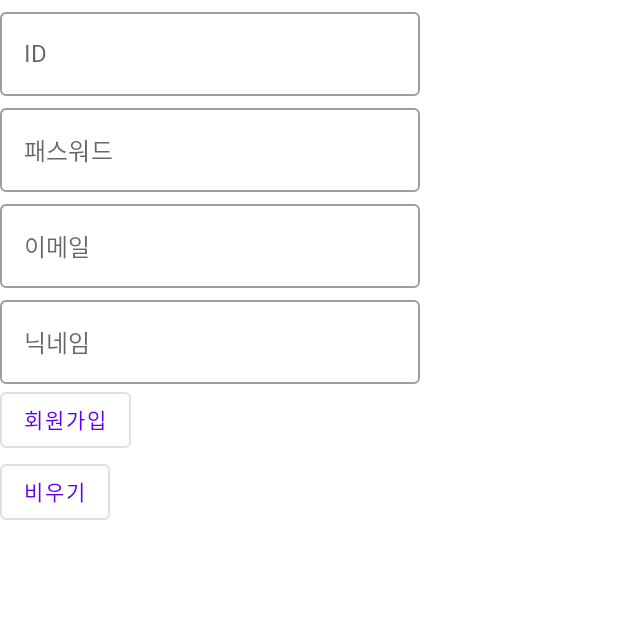
After one commit to kkaa90/NovelProject, an Android app built with Jetpack Compose: the RegisterActivity screen opened directly, with no data from a screen before it, on a phone screen of 412 x 824 dp, the top half of it. The commit adds this screen. Run offline under Robolectric (Android 15) with nearby library versions, the phone set to English and light mode, and no system bars.

Commit message:
레트로핏 기능 추가 로그인 및 회원가입 추가 자유 게시판 추가

```diff
--- a/app/build.gradle
+++ b/app/build.gradle
@@ -65,4 +65,7 @@ dependencies {
     debugImplementation "androidx.compose.ui:ui-tooling:$compose_version"
     implementation 'io.github.a914-gowtham:compose-ratingbar:1.1.1'
     implementation 'io.coil-kt:coil-compose:1.4.0'
+    implementation 'com.squareup.retrofit2:retrofit:2.6.0'
+    implementation 'com.squareup.retrofit2:converter-gson:2.6.0'
+
 }
--- /dev/null
+++ b/app/src/main/java/com/e/myapplication/retrofit/RetrofitClass.kt
@@ -0,0 +1,9 @@
+package com.e.myapplication.retrofit
+
+import retrofit2.Retrofit
+import retrofit2.converter.gson.GsonConverterFactory
+
+object RetrofitClass {
+    private val retrofit = Retrofit.Builder().baseUrl("http://13.125.113.173:8080").addConverterFactory(GsonConverterFactory.create()).build()
+    var api: UserApi = retrofit.create(UserApi::class.java)
+}
--- /dev/null
+++ b/app/src/main/java/com/e/myapplication/retrofit/UserApi.kt
@@ -0,0 +1,33 @@
+package com.e.myapplication.retrofit
+
+import com.e.myapplication.dataclass.*
+import retrofit2.Call
+import retrofit2.http.*
+
+interface UserApi {
+    @Headers("Content-Type: application/json")
+    @POST("/login")
+    fun getUser(
+        @Body body : GetBody
+    ): Call<User>
+
+
+    @Headers("Content-Type: application/json")
+    @POST("/join")
+    fun register(
+        @Body body : SendBody
+    ): Call<PostBody>
+
+    @Headers("Content-Type: application/json")
+    @POST("/boards")
+    fun writeBoard(
+        @Body body : Boards
+    ): Call<Int>
+
+    @GET("/boards")
+    fun getBoards(
+        @Query("page") page : Int
+    ): Call<List<Boards>>
+
+
+}
--- /dev/null
+++ b/app/src/main/java/com/e/myapplication/user/RegisterActivity.kt
@@ -0,0 +1,89 @@
+package com.e.myapplication.user
+
+import android.os.Bundle
+import androidx.activity.ComponentActivity
+import androidx.activity.compose.setContent
+import androidx.compose.foundation.layout.Column
+import androidx.compose.foundation.layout.fillMaxSize
+import androidx.compose.material.*
+import androidx.compose.runtime.*
+import androidx.compose.runtime.saveable.rememberSaveable
+import androidx.compose.ui.Modifier
+import androidx.compose.ui.platform.LocalContext
+import androidx.compose.ui.tooling.preview.Preview
+import com.e.myapplication.dataclass.PostBody
+import com.e.myapplication.dataclass.SendBody
+import com.e.myapplication.retrofit.RetrofitClass
+import com.e.myapplication.ui.theme.MyApplicationTheme
+import retrofit2.Call
+import retrofit2.Response
+
+class RegisterActivity : ComponentActivity() {
+    override fun onCreate(savedInstanceState: Bundle?) {
+        super.onCreate(savedInstanceState)
+        setContent {
+            MyApplicationTheme {
+                // A surface container using the 'background' color from the theme
+                Surface(
+                    color = MaterialTheme.colors.background,
+                    modifier = Modifier.fillMaxSize()
+                ) {
+                    Greeting5()
+                }
+            }
+        }
+    }
+}
+
+@Composable
+fun Greeting5() {
+    val login = RetrofitClass
+    val service = login.api
+    var id by remember { mutableStateOf("") }
+    var pwd by rememberSaveable { mutableStateOf("") }
+    var email by remember { mutableStateOf("") }
+    var nick by remember { mutableStateOf("") }
+    val context = LocalContext.current
+    Column() {
+        OutlinedTextField(value = id, onValueChange = { id = it }, label = { Text("ID") })
+        OutlinedTextField(value = pwd, onValueChange = { pwd = it }, label = { Text("패스워드") })
+        OutlinedTextField(value = email, onValueChange = { email = it }, label = { Text("이메일") })
+        OutlinedTextField(value = nick, onValueChange = { nick = it }, label = { Text("닉네임") })
+        OutlinedButton(onClick = {
+
+            val getResult = service.register(SendBody(id, pwd, email, nick, "1"))
+            println(getResult.request().url())
+            println(getResult.request().toString())
+            getResult.enqueue(object : retrofit2.Callback<PostBody> {
+                override fun onResponse(call: Call<PostBody>, response: Response<PostBody>) {
+                    val msg = response.body()?.msg
+                    println(msg)
+                    if (msg != "") {
+                        println(msg)
+                    } else {
+                        println("회원가입 실패")
+                    }
+                    getResult.cancel()
+                }
+
+                override fun onFailure(call: Call<PostBody>, t: Throwable) {
+                    t.printStackTrace()
+                }
+
+            })
+        }) {
+            Text("회원가입")
+        }
+        OutlinedButton(onClick = { id = ""; pwd = ""; email = ""; nick = "" }) {
+            Text("비우기")
+        }
+    }
+}
+
+@Preview(showBackground = true)
+@Composable
+fun DefaultPreview5() {
+    MyApplicationTheme {
+
+    }
+}
--- a/app/src/main/res/values/strings.xml
+++ b/app/src/main/res/values/strings.xml
@@ -2,4 +2,7 @@
     <string name="app_name">My Application</string>
     <string name="title_activity_board">BoardActivity</string>
     <string name="title_activity_main">MainActivity</string>
+    <string name="title_activity_login">LoginActivity</string>
+    <string name="title_activity_register">RegisterActivity</string>
+    <string name="title_activity_free_board">FreeBoardActivity</string>
 </resources>
```
Also changed, not shown: app/src/main/AndroidManifest.xml (+22 -3 lines), app/src/main/java/com/e/myapplication/MainActivity.kt (+42 -21 lines), app/src/main/java/com/e/myapplication/board/FreeBoardActivity.kt (added, +78 -0 lines), app/src/main/java/com/e/myapplication/dataclass/Boards.kt (added, +38 -0 lines), app/src/main/java/com/e/myapplication/dataclass/User.kt (added, +28 -0 lines), app/src/main/java/com/e/myapplication/menu/DrawerMenu.kt (added, +43 -0 lines), app/src/main/java/com/e/myapplication/user/LoginActivity.kt (added, +95 -0 lines).
